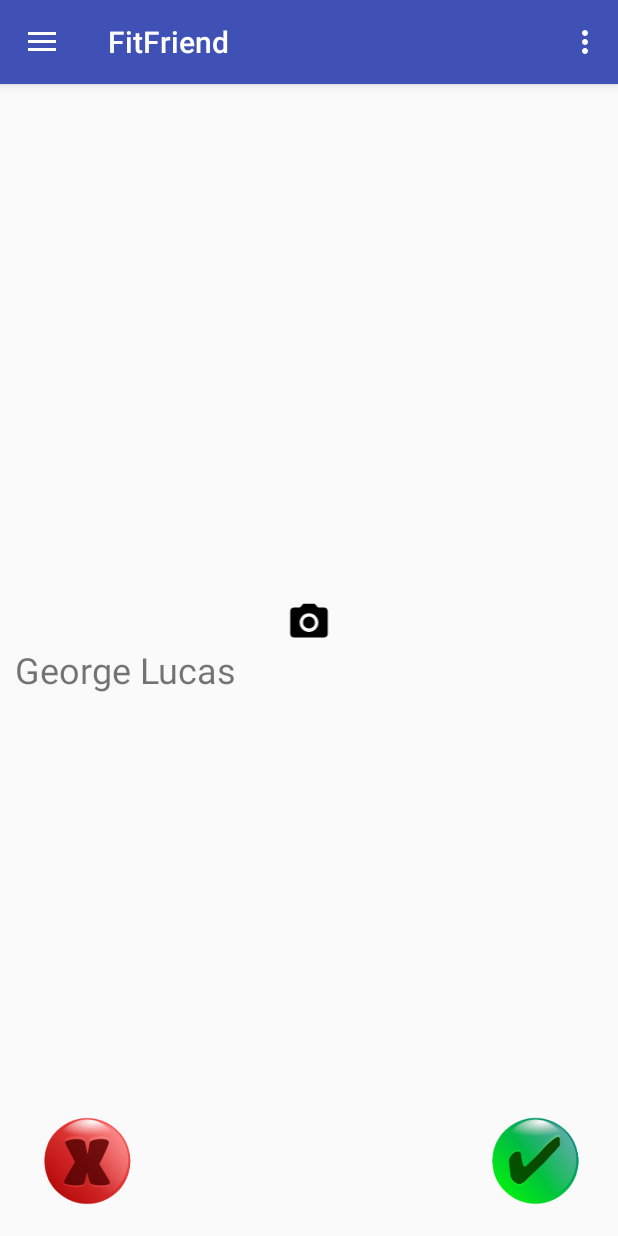
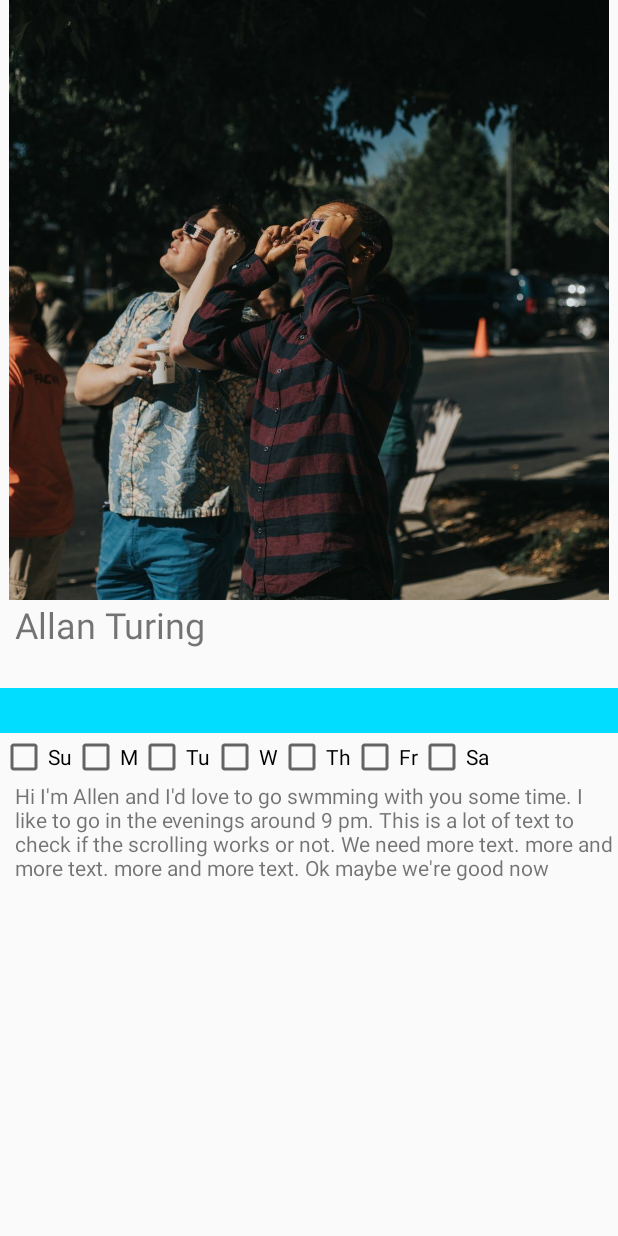
Before and after one commit to KurtPrice/FitFriend, an Android app: the MatchActivity screen opened directly, with no data from a screen before it, after a tap on "Me", on a phone screen of 412 x 824 dp. Run offline under Robolectric (Android 15) with nearby library versions, the phone set to English and light mode, and no system bars; 3 other taps on this screen came first.

Commit message:
Profile page 1.0

```diff
--- a/app/build.gradle
+++ b/app/build.gradle
@@ -4,7 +4,7 @@ android {
     compileSdkVersion 26
     defaultConfig {
         applicationId "com.bignybble.fitfriend"
-        minSdkVersion 16
+        minSdkVersion 23
         targetSdkVersion 26
         versionCode 1
         versionName "1.0"
@@ -16,10 +16,12 @@ android {
             proguardFiles getDefaultProguardFile('proguard-android.txt'), 'proguard-rules.pro'
         }
     }
+    productFlavors {
+    }
 }
 
 dependencies {
-    implementation fileTree(dir: 'libs', include: ['*.jar'])
+    implementation fileTree(include: ['*.jar'], dir: 'libs')
     implementation 'com.android.support:appcompat-v7:26.1.0'
     implementation 'com.android.support.constraint:constraint-layout:1.0.2'
     implementation 'com.android.support:design:26.1.0'
--- a/app/src/main/AndroidManifest.xml
+++ b/app/src/main/AndroidManifest.xml
@@ -18,14 +18,12 @@
                 <category android:name="android.intent.category.LAUNCHER" />
             </intent-filter>
         </activity>
-
         <activity
             android:name=".NavigationDrawerActivity"
             android:label="@string/title_activity_navigation_drawer"
-            android:theme="@style/AppTheme.NoActionBar"></activity>
-
-        <activity android:name=".MatchActivity"></activity>
-
+            android:theme="@style/AppTheme.NoActionBar" />
+        <activity android:name=".MatchActivity" />
+        <activity android:name=".ProfileActivity"></activity>
     </application>
 
 </manifest>
--- a/app/src/main/java/com/bignybble/fitfriend/NavigationDrawerActivity.java
+++ b/app/src/main/java/com/bignybble/fitfriend/NavigationDrawerActivity.java
@@ -85,7 +85,9 @@ public class NavigationDrawerActivity extends AppCompatActivity
         int id = item.getItemId();
 
         if (id == R.id.nav_camera) {
-            // Handle the camera action
+            // Handle the profile action
+            Intent profileIntent = new Intent(this, ProfileActivity.class);
+            startActivity(profileIntent);
         } else if (id == R.id.nav_gallery) {
 
         } else if (id == R.id.nav_slideshow) {
--- /dev/null
+++ b/app/src/main/java/com/bignybble/fitfriend/ProfileActivity.java
@@ -0,0 +1,24 @@
+package com.bignybble.fitfriend;
+
+import android.support.v7.app.AppCompatActivity;
+import android.os.Bundle;
+import android.view.View;
+import android.widget.CheckBox;
+import android.widget.TextView;
+
+public class ProfileActivity extends AppCompatActivity {
+
+    @Override
+    protected void onCreate(Bundle savedInstanceState) {
+        super.onCreate(savedInstanceState);
+        setContentView(R.layout.activity_profile);
+
+        TextView tv = (TextView)findViewById(R.id.descriptionTextView);
+        tv.setText("Hi I'm Allen and I'd love to go swmming with you some time. I like to go in the evenings around 9 pm. This is a lot of text to check if the scrolling works or not. We need more text. more and more text. more and more text. Ok maybe we're good now");
+    }
+
+    public void onCheckboxClicked(View view) {
+
+    }
+
+}
--- /dev/null
+++ b/app/src/main/res/layout/activity_profile.xml
@@ -0,0 +1,121 @@
+<?xml version="1.0" encoding="utf-8"?>
+
+<ScrollView xmlns:android="http://schemas.android.com/apk/res/android"
+    xmlns:app="http://schemas.android.com/apk/res-auto"
+    xmlns:tools="http://schemas.android.com/tools"
+    android:layout_width="match_parent"
+    android:layout_height="match_parent"
+    tools:context="com.bignybble.fitfriend.ProfileActivity">
+
+        <RelativeLayout
+            android:layout_height="match_parent"
+            android:layout_width="match_parent">
+
+                <ImageView
+                    android:id="@+id/profile_pic"
+                    android:layout_width="match_parent"
+                    android:layout_height="400dp"
+                    android:contentDescription="Profile Picture"
+                    app:srcCompat="@drawable/local_profile_pic" />
+
+                <TextView
+                    android:id="@+id/nameTextView"
+                    android:layout_width="match_parent"
+                    android:layout_height="wrap_content"
+                    android:layout_below="@+id/profile_pic"
+                    android:layout_alignParentLeft="true"
+                    android:layout_alignParentStart="true"
+                    android:layout_marginBottom="26dp"
+                    android:paddingLeft="10dp"
+                    android:text="Allan Turing"
+                    android:textSize="24sp" />
+
+                <ImageView
+                    android:id="@+id/iconImageView"
+                    android:layout_width="match_parent"
+                    android:layout_height="30dp"
+                    android:layout_below="@+id/nameTextView"
+                    android:layout_alignParentLeft="true"
+                    android:layout_alignParentStart="true"
+                    app:srcCompat="@android:color/holo_blue_bright" />
+
+
+                <CheckBox android:id="@+id/checkbox_Sun"
+                    android:layout_width="wrap_content"
+                    android:layout_height="wrap_content"
+                    android:layout_below="@+id/iconImageView"
+                    android:text="Su"
+                    android:onClick="onCheckboxClicked"
+                    />
+
+                <CheckBox
+                    android:id="@+id/checkbox_Mon"
+                    android:layout_width="wrap_content"
+                    android:layout_height="wrap_content"
+                    android:layout_below="@+id/iconImageView"
+                    android:layout_toEndOf="@+id/checkbox_Sun"
+                    android:layout_toRightOf="@+id/checkbox_Sun"
+                    android:onClick="onCheckboxClicked"
+                    android:text="M" />
+
+                <CheckBox
+                    android:id="@+id/checkbox_Tue"
+                    android:layout_width="wrap_content"
+                    android:layout_height="wrap_content"
+                    android:layout_below="@+id/iconImageView"
+                    android:layout_toEndOf="@+id/checkbox_Mon"
+                    android:layout_toRightOf="@+id/checkbox_Mon"
+                    android:onClick="onCheckboxClicked"
+                    android:text="Tu" />
+
+                <CheckBox
+                    android:id="@+id/checkbox_Wed"
+                    android:layout_width="wrap_content"
+                    android:layout_height="wrap_content"
+                    android:layout_below="@+id/iconImageView"
+                    android:layout_toEndOf="@+id/checkbox_Tue"
+                    android:layout_toRightOf="@+id/checkbox_Tue"
+                    android:onClick="onCheckboxClicked"
+                    android:text="W" />
+                <CheckBox
+                    android:id="@+id/checkbox_Thu"
+                    android:layout_width="wrap_content"
+                    android:layout_height="wrap_content"
+                    android:layout_below="@+id/iconImageView"
+                    android:layout_toEndOf="@+id/checkbox_Wed"
+                    android:layout_toRightOf="@+id/checkbox_Wed"
+                    android:onClick="onCheckboxClicked"
+                    android:text="Th" />
+                <CheckBox
+                    android:id="@+id/checkbox_Fri"
+                    android:layout_width="wrap_content"
+                    android:layout_height="wrap_content"
+                    android:layout_below="@+id/iconImageView"
+                    android:layout_toEndOf="@+id/checkbox_Thu"
+                    android:layout_toRightOf="@+id/checkbox_Thu"
+                    android:onClick="onCheckboxClicked"
+                    android:text="Fr" />
+                <CheckBox
+                    android:id="@+id/checkbox_Sat"
+                    android:layout_width="wrap_content"
+                    android:layout_height="wrap_content"
+                    android:layout_below="@+id/iconImageView"
+                    android:layout_toEndOf="@+id/checkbox_Fri"
+                    android:layout_toRightOf="@+id/checkbox_Fri"
+                    android:onClick="onCheckboxClicked"
+                    android:text="Sa" />
+
+                <TextView
+                    android:id="@+id/descriptionTextView"
+
+                    android:layout_width="match_parent"
+                    android:layout_height="wrap_content"
+                    android:layout_below="@+id/checkbox_Sun"
+                    android:layout_alignParentLeft="true"
+                    android:layout_alignParentStart="true"
+                    android:layout_marginBottom="26dp"
+                    android:paddingLeft="10dp"
+                    android:textSize="14dp" />
+
+        </RelativeLayout>
+    </ScrollView>
```
Also changed, not shown: 1 other file.
